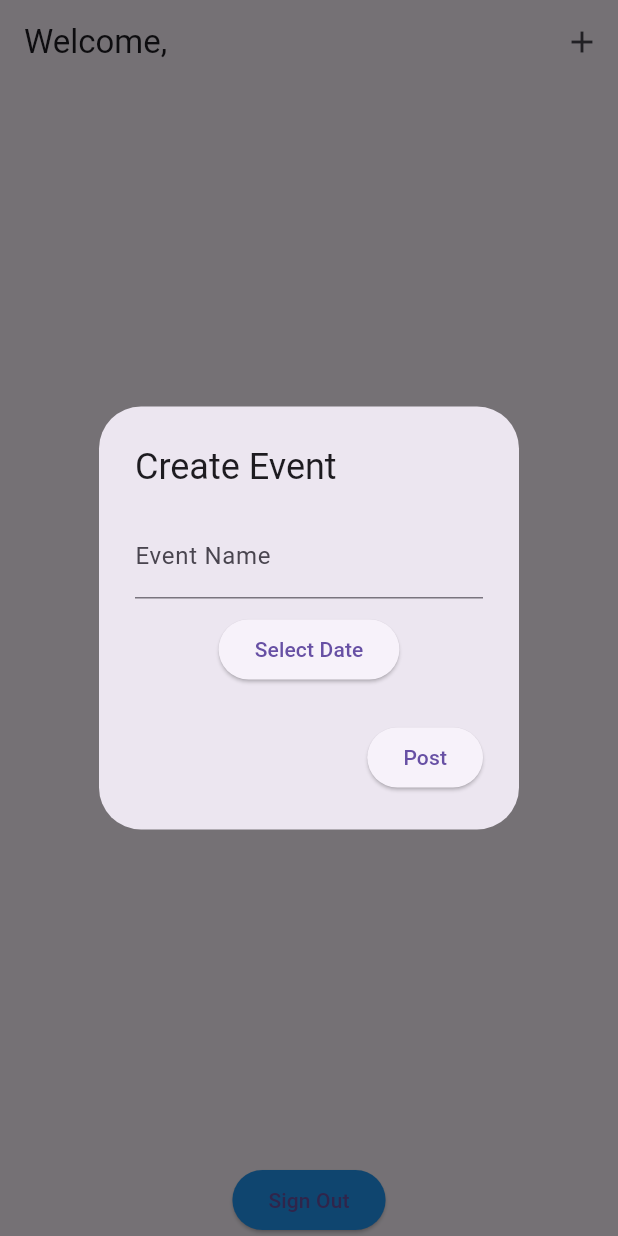
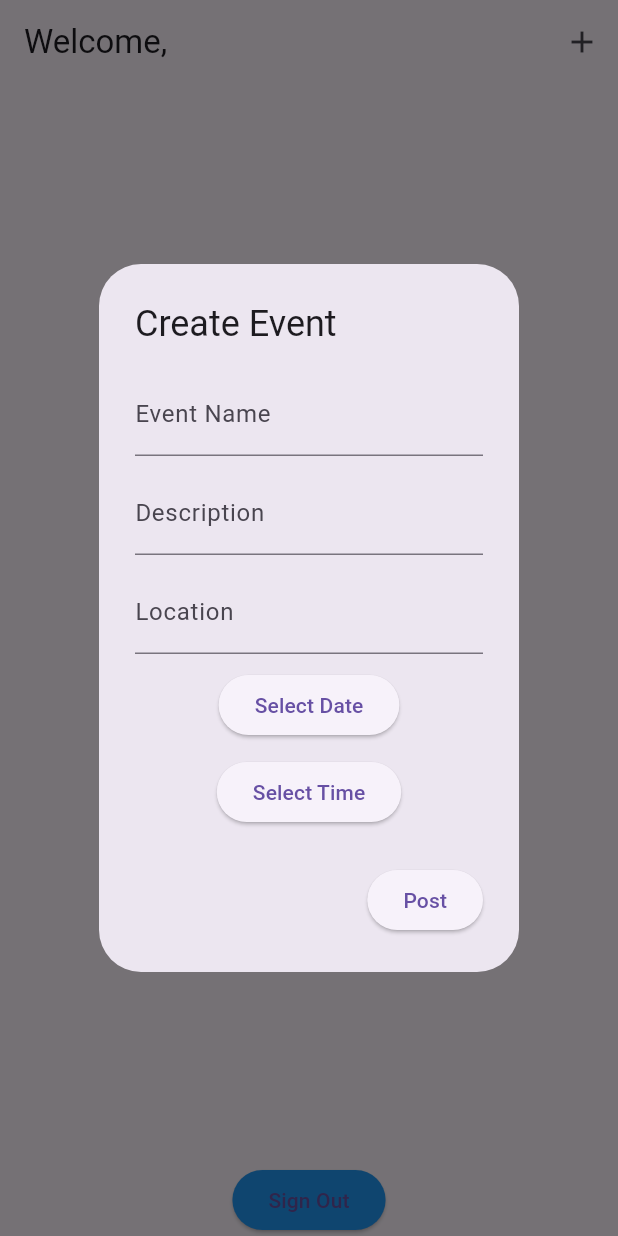
Before and after one commit to leilaerhili/csen-174-flutterflies, a Flutter app: the EventPage screen opened directly with empty values, after a tap on the "add" icon, on a phone screen of 412 x 824 dp. Run offline on Flutter 3.47's test engine with Material 3 defaults, Android fonts, the phone set to English and light mode, and no system bars; our stand-ins replace cloud_firestore, firebase_auth, firebase_core, google_sign_in; accounts and stored records are empty.

Commit message:
Add description, time, and location

```diff
--- a/scusocial/lib/main.dart
+++ b/scusocial/lib/main.dart
@@ -126,6 +126,9 @@
                     final eventData = event.data() as Map<String, dynamic>;
                     final eventName = eventData['name'];
                     final eventDate = (eventData['date'] as Timestamp).toDate();
+                    final eventTime = eventData['time'];
+                    final eventDescription = eventData['description'];
+                    final eventLocation = eventData['location'];
                     final acceptedUsers =
                         List<String>.from(eventData['accepted'] ?? []);
 
@@ -144,6 +147,11 @@
                             SizedBox(height: 4),
                             Text(
                                 'Date: ${DateFormat.yMMMd().format(eventDate)}'),
+                            Text('Time: $eventTime'),
+                            SizedBox(height: 8),
+                            Text('Location: $eventLocation'),
+                            SizedBox(height: 8),
+                            Text('Description: $eventDescription'),
                             SizedBox(height: 8),
                             Row(
                               mainAxisAlignment: MainAxisAlignment.spaceBetween,
@@ -196,7 +204,10 @@
 
   void _createEvent(BuildContext context) {
     final _nameController = TextEditingController();
+    final _descriptionController = TextEditingController();
+    final _locationController = TextEditingController();
     DateTime? _selectedDate;
+    TimeOfDay? _selectedTime;
 
     showDialog(
       context: context,
@@ -211,6 +222,16 @@
                 decoration: InputDecoration(labelText: 'Event Name'),
               ),
               SizedBox(height: 10),
+              TextField(
+                controller: _descriptionController,
+                decoration: InputDecoration(labelText: 'Description'),
+              ),
+              SizedBox(height: 10),
+              TextField(
+                controller: _locationController,
+                decoration: InputDecoration(labelText: 'Location'),
+              ),
+              SizedBox(height: 10),
               ElevatedButton(
                 onPressed: () async {
                   _selectedDate = await showDatePicker(
@@ -222,20 +243,39 @@
                 },
                 child: Text('Select Date'),
               ),
+              SizedBox(height: 10),
+              ElevatedButton(
+                onPressed: () async {
+                  _selectedTime = await showTimePicker(
+                    context: context,
+                    initialTime: TimeOfDay.now(),
+                  );
+                },
+                child: Text('Select Time'),
+              ),
             ],
           ),
           actions: [
             ElevatedButton(
               onPressed: () async {
-                if (_nameController.text.isNotEmpty && _selectedDate != null) {
+                if (_nameController.text.isNotEmpty &&
+                    _selectedDate != null &&
+                    _selectedTime != null &&
+                    _descriptionController.text.isNotEmpty &&
+                    _locationController.text.isNotEmpty) {
+                  final eventTime = _selectedTime!.format(context);
+
                   await _firestore.collection('events').add({
                     'name': _nameController.text,
                     'date': _selectedDate,
+                    'time': eventTime,
+                    'description': _descriptionController.text,
+                    'location': _locationController.text,
                     'accepted': [],
                   });
                   Navigator.pop(context);
                 } else {
-                  print("Event name or date is missing!");
+                  print("Please fill out all fields!");
                 }
               },
               child: Text('Post'),
```
